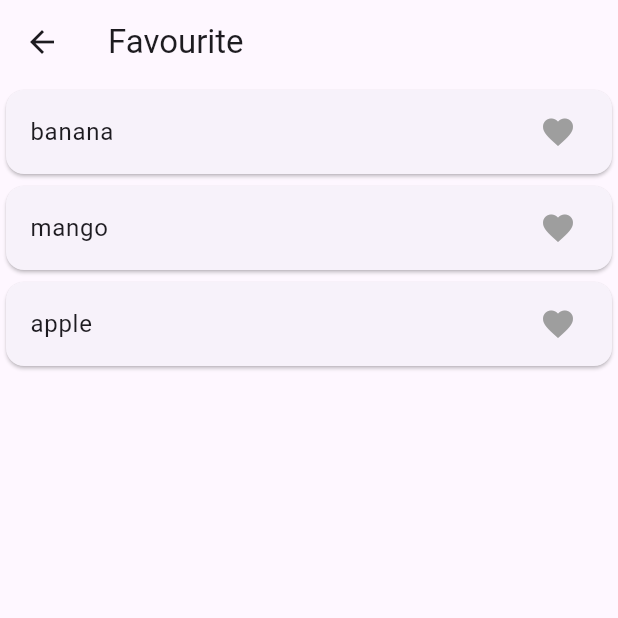
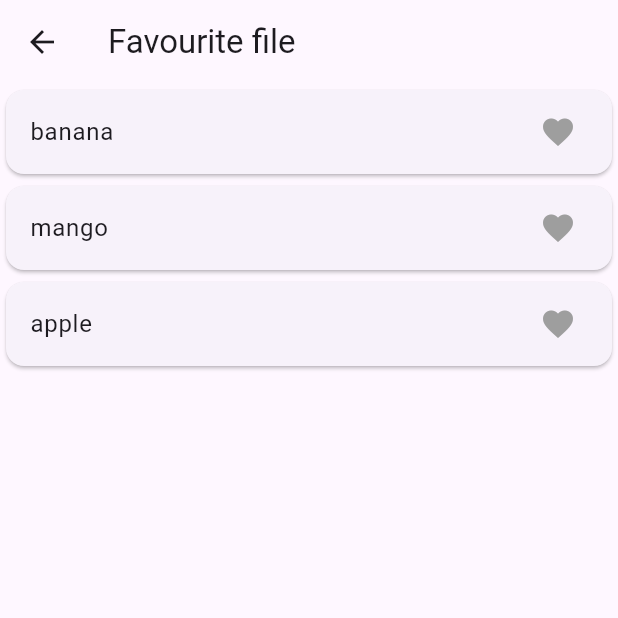
Before and after one commit to TalhaSaleemflutter/getx_statemanagement, a Flutter app: the Favourite screen opened by its route, on a phone screen of 412 x 824 dp, the top half of it. Run offline on Flutter 3.47's test engine with Material 3 defaults, Android fonts, the phone set to English and light mode, and no system bars; our stand-ins replace fluttertoast, get, shared_preferences; accounts and stored records are empty.

Commit message:
favorite_updated

```diff
--- a/lib/view/examples/favourite.dart
+++ b/lib/view/examples/favourite.dart
@@ -16,7 +16,7 @@ class _FavouriteState extends State<Favourite> {
   @override
   Widget build(BuildContext context) {
     return Scaffold(
-      appBar: AppBar(title: const Text('Favourite')),
+      appBar: AppBar(title: const Text('Favourite file')),
       body: ListView.builder(
         itemCount: favourite.fruitList.length,
         itemBuilder: (context, index) {
@@ -43,7 +43,7 @@ class _FavouriteState extends State<Favourite> {
                       favourite.tempFruitList.contains(
                             favourite.fruitList[index].toString(),
                           )
-                          ? Colors.red
+                          ? const Color.fromARGB(255, 184, 51, 41)
                           : Colors.grey,
                 ),
               ),
```
